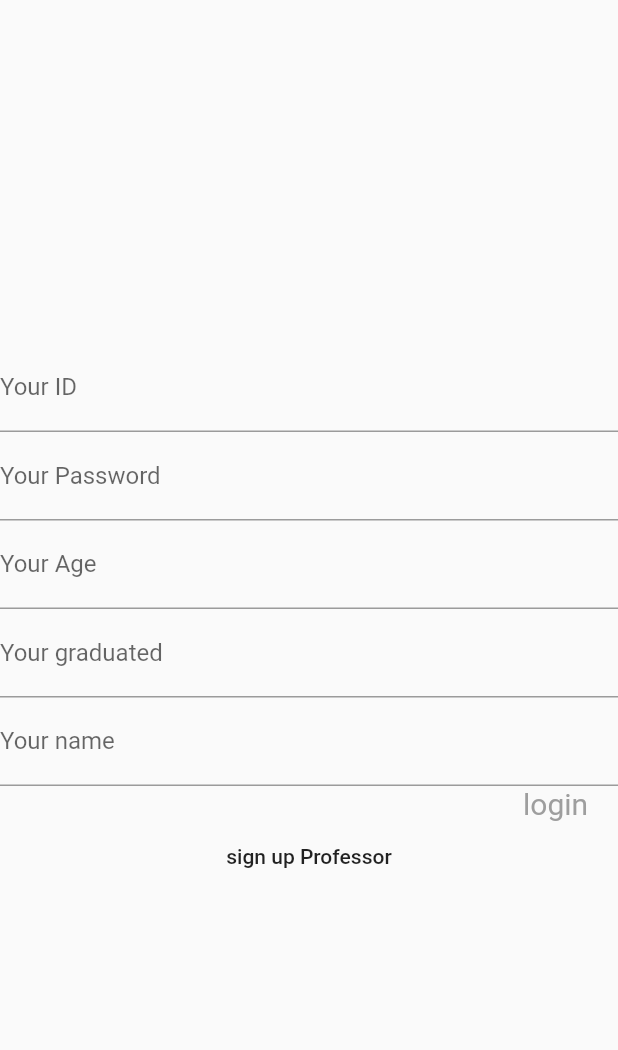
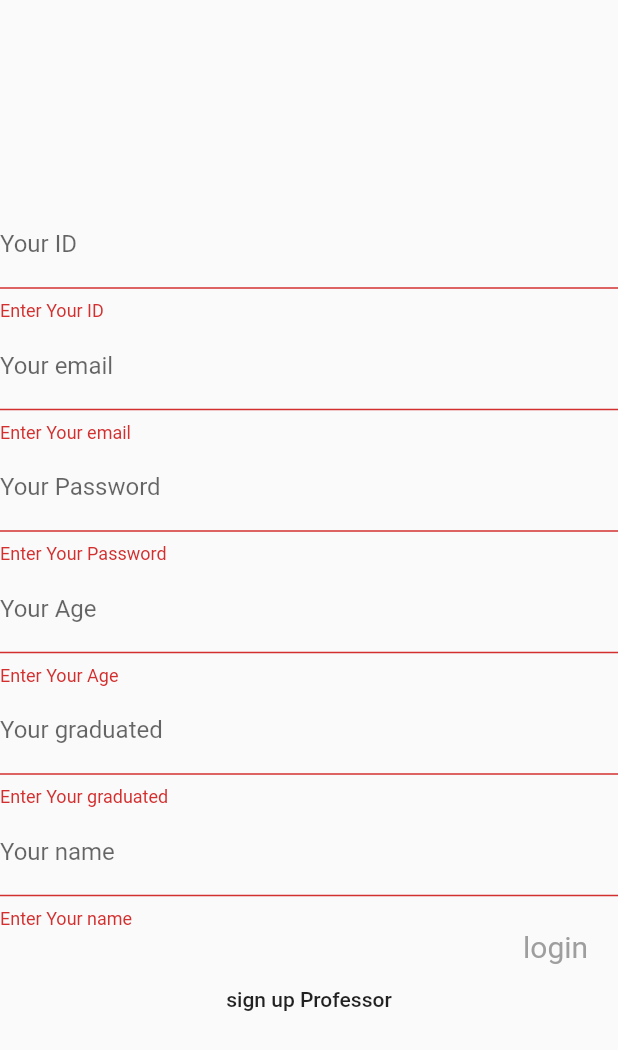
Before and after one commit to moataz-mohamed194/E-Exam, a Flutter app: the Professorsignup screen opened directly, after a tap on "sign up Professor", on a phone screen of 412 x 824 dp. Shown: the top 1050 px of the screen. Run offline on Flutter 3.47's test engine with Material 2 defaults, Android fonts, the phone set to English and light mode, and no system bars; our stand-ins replace sqflite, toast; accounts and stored records are empty.

```diff
--- a/lib/Login/Admin.dart
+++ b/lib/Login/Admin.dart
@@ -75,14 +75,12 @@ class AdminLoginPage extends State<AdminLogin> {
                           context, adminidnode, adminpasswordnode);
                     },
                     decoration: InputDecoration(
-                      labelText: "Your ID",
-                      hintText: "Enter your ID",
+                      labelText: "Your Email",
+                      hintText: "Enter your Email",
                     ),
                     validator: (value) {
                       if (value.isEmpty) {
-                        return 'Enter Your ID';
-                      } else if (value.length < 6) {
-                        return 'Your ID must be longer than 6 numbers';
+                        return 'Enter Your Email';
                       } else {
                         return null;
                       }
@@ -133,7 +131,9 @@ class AdminLoginPage extends State<AdminLogin> {
                 "Login admin",
               ),
               onPressed: () {
-                login(adminid.text, adminpassword.text);
+                if (_formKey.currentState.validate()) {
+                  login(adminid.text, adminpassword.text);
+                }
               },
             ),
           ],
--- a/lib/Login/professor.dart
+++ b/lib/Login/professor.dart
@@ -43,7 +43,7 @@ class ProfessorLoginPage extends State<ProfessorLogin> {
               child: Column(
                 children: <Widget>[
                   TextFormField(
-                    keyboardType: TextInputType.number,
+                    keyboardType: TextInputType.text,
                     controller: Professorid,
                     focusNode: Professoridnode,
                     textInputAction: TextInputAction.next,
@@ -53,14 +53,12 @@ class ProfessorLoginPage extends State<ProfessorLogin> {
                           context, Professoridnode, Professorpasswordnode);
                     },
                     decoration: InputDecoration(
-                      labelText: "Your ID",
-                      hintText: "Enter your ID",
+                      labelText: "Your Email",
+                      hintText: "Enter your Email",
                     ),
                     validator: (value) {
                       if (value.isEmpty) {
-                        return 'Enter Your ID';
-                      } else if (value.length < 6) {
-                        return 'Your ID must be longer than 6 numbers';
+                        return 'Enter Your Email';
                       } else {
                         return null;
                       }
--- a/lib/Login/signupforprofessor.dart
+++ b/lib/Login/signupforprofessor.dart
@@ -15,24 +15,28 @@ class Professorsignup extends StatefulWidget {
 class ProfessorsignupPage extends State<Professorsignup> {
   final _formKey = GlobalKey<FormState>();
   final FocusNode Professoridnode = FocusNode();
+  final FocusNode Professoremailnode = FocusNode();
   final FocusNode Professornamenode = FocusNode();
   final FocusNode Professoragenode = FocusNode();
   final FocusNode Professorgraduatednode = FocusNode();
   final FocusNode Professorpasswordnode = FocusNode();
   TextEditingController Professorid;
   TextEditingController Professorname;
+  TextEditingController Professoremail;
   TextEditingController Professorage;
   TextEditingController Professorgraduated;
   TextEditingController Professorpassword;
   String Professoridsave,
       Professorpasswordsave,
       Professornamesave,
+      Professoremailsave,
       Professoragesave,
       Professorgraduatedsave;
   void initState() {
     super.initState();
     Professorid = new TextEditingController();
     Professorname = new TextEditingController();
+    Professoremail = new TextEditingController();
     Professorage = new TextEditingController();
     Professorgraduated = new TextEditingController();
     Professorpassword = new TextEditingController();
@@ -44,10 +48,11 @@ class ProfessorsignupPage extends State<Professorsignup> {
     FocusScope.of(context).requestFocus(nextFocus);
   }
 
-  login(String name, int id, String password, String graduated, int age) async {
+  login(String name, String email, int id, String password, String graduated,
+      int age) async {
     database api = new database();
     var l = await api.sendtodatabase1(
-        'Professor_request', name, id, password, graduated, age);
+        'Professor', name, email, id, password, graduated, age);
     print(l);
   }
 
@@ -70,7 +75,7 @@ class ProfessorsignupPage extends State<Professorsignup> {
                     onSaved: (input) => Professoridsave = input,
                     onFieldSubmitted: (term) {
                       _fieldFocusChange(
-                          context, Professoridnode, Professorpasswordnode);
+                          context, Professoridnode, Professoremailnode);
                     },
                     decoration: InputDecoration(
                       labelText: "Your ID",
@@ -81,6 +86,28 @@ class ProfessorsignupPage extends State<Professorsignup> {
                         return 'Enter Your ID';
                       } else if (value.length < 6) {
                         return 'Your ID must be longer than 6 numbers';
+                      } else {
+                        return null;
+                      }
+                    },
+                  ),
+                  TextFormField(
+                    keyboardType: TextInputType.text,
+                    controller: Professoremail,
+                    focusNode: Professoremailnode,
+                    textInputAction: TextInputAction.next,
+                    onSaved: (input) => Professoremailsave = input,
+                    onFieldSubmitted: (term) {
+                      _fieldFocusChange(
+                          context, Professoremailnode, Professorpasswordnode);
+                    },
+                    decoration: InputDecoration(
+                      labelText: "Your email",
+                      hintText: "Enter your email",
+                    ),
+                    validator: (value) {
+                      if (value.isEmpty) {
+                        return 'Enter Your email';
                       } else {
                         return null;
                       }
@@ -196,13 +223,16 @@ class ProfessorsignupPage extends State<Professorsignup> {
                 "sign up Professor",
               ),
               onPressed: () {
+                if (_formKey.currentState.validate()) {
                   login(
                       Professorname.text,
+                      Professoremail.text,
                       int.parse(Professorid.text),
                       Professorpassword.text,
                       Professorgraduated.text,
                       int.parse(Professorage.text));
                   print("cccccccccc");
+                }
               },
             ),
           ],
--- a/lib/main.dart
+++ b/lib/main.dart
@@ -1,6 +1,9 @@
 import 'package:flutter/material.dart';
 
+import 'Admin/add_department.dart';
+import 'Admin/add_subject.dart';
 import 'Admin/mainpageforadmin.dart';
+import 'Admin/request.dart';
 import 'Database/Database.dart';
 import 'Login/choose_Login.dart';
 import 'Login/student_login.dart';
@@ -23,7 +26,7 @@ class MyApp extends StatelessWidget {
       routes: <String, WidgetBuilder>{
         '/mainforadmin': (BuildContext context) => new mainadmin(),
       },
-      home: Chooselogin(),
+      home: add_subject(),
     );
   }
 }
```
Also changed, not shown: lib/Admin/mainpageforadmin.dart (+26 -0 lines), lib/Admin/request.dart (+19 -7 lines), lib/Database/Database.dart (+80 -25 lines), lib/Login/signupadmin.dart (+65 -8 lines), 1 other file. Lines whose indentation alone changed are shown as unchanged.
